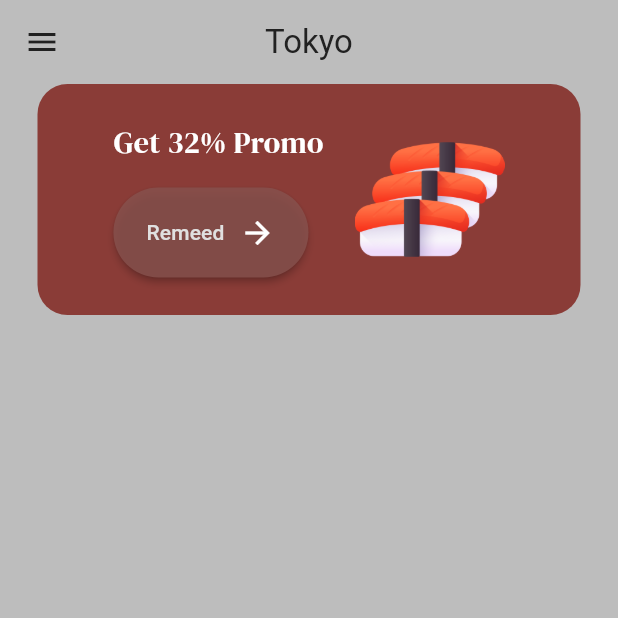
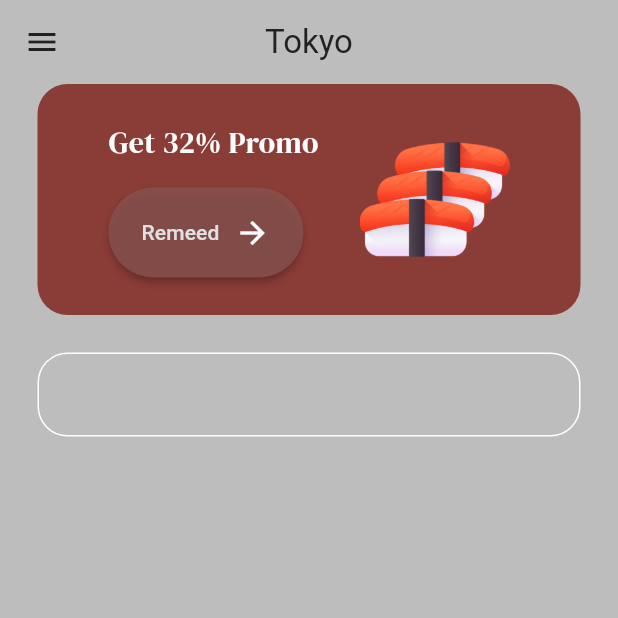
Before and after one commit to MinaYasser100/sushi-restaurant-app, a Flutter app: the screen it shows after launch, after a tap on "Get started", on a phone screen of 412 x 824 dp, the top half of it. Run offline on Flutter 3.47's test engine with Material 3 defaults, Android fonts, the phone set to English and light mode, and no system bars; our stand-ins replace get, google_fonts.

Commit message:
create text field menu view

```diff
--- /dev/null
+++ b/lib/core/function/custom_outline_input_border.dart
@@ -0,0 +1,7 @@
+import 'package:flutter/material.dart';
+
+OutlineInputBorder customOutlineInputBorder() {
+  return OutlineInputBorder(
+      borderSide: const BorderSide(color: Colors.white),
+      borderRadius: BorderRadius.circular(20));
+}
--- a/lib/features/menu/views/widgets/menu_view_body.dart
+++ b/lib/features/menu/views/widgets/menu_view_body.dart
@@ -1,4 +1,5 @@
 import 'package:flutter/material.dart';
+import '../../../../core/function/custom_outline_input_border.dart';
 import 'promo_banner_menu.dart';
 
 class MenuViewBody extends StatelessWidget {
@@ -6,11 +7,23 @@ class MenuViewBody extends StatelessWidget {
 
   @override
   Widget build(BuildContext context) {
-    return const Column(
+    return Column(
       children: [
-        PromoBannerMenu(),
-        SizedBox(
-          height: 22,
+        const PromoBannerMenu(),
+        const SizedBox(
+          height: 25,
+        ),
+        Padding(
+          padding: const EdgeInsets.symmetric(horizontal: 25.0),
+          child: TextField(
+            decoration: InputDecoration(
+              focusedBorder: customOutlineInputBorder(),
+              enabledBorder: customOutlineInputBorder(),
+            ),
+          ),
+        ),
+        const SizedBox(
+          height: 25,
         ),
       ],
     );
--- a/lib/features/menu/views/widgets/promo_banner_menu.dart
+++ b/lib/features/menu/views/widgets/promo_banner_menu.dart
@@ -16,7 +16,7 @@ class PromoBannerMenu extends StatelessWidget {
         borderRadius: BorderRadius.circular(20),
       ),
       margin: const EdgeInsets.symmetric(horizontal: 25),
-      padding: const EdgeInsets.symmetric(vertical: 25, horizontal: 30),
+      padding: const EdgeInsets.symmetric(vertical: 25, horizontal: 20),
       child: Row(
         mainAxisAlignment: MainAxisAlignment.spaceEvenly,
         children: [
--- a/lib/main.dart
+++ b/lib/main.dart
@@ -13,8 +13,8 @@
   Widget build(BuildContext context) {
     return GetMaterialApp(
       theme: ThemeData(
-          //colorScheme: ColorScheme.fromSeed(seedColor: Colors.teal),
-          ),
+        colorScheme: ColorScheme.fromSeed(seedColor: Colors.blue),
+      ),
       debugShowCheckedModeBanner: false,
       getPages: GetPages.getPages,
     );
```
